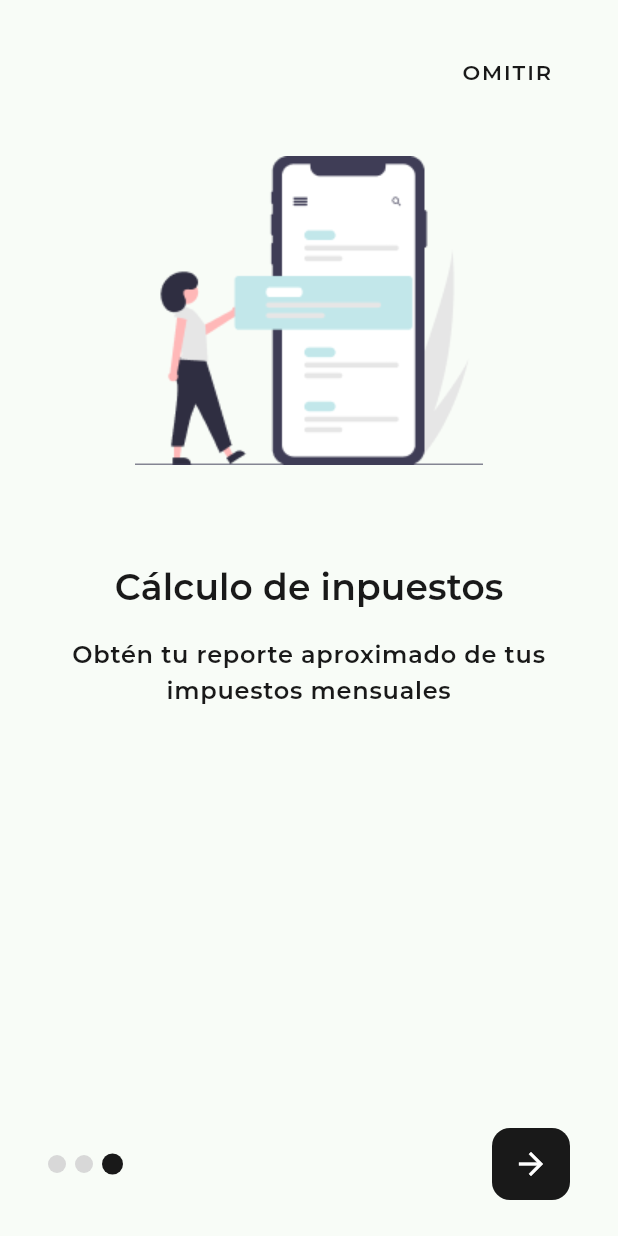
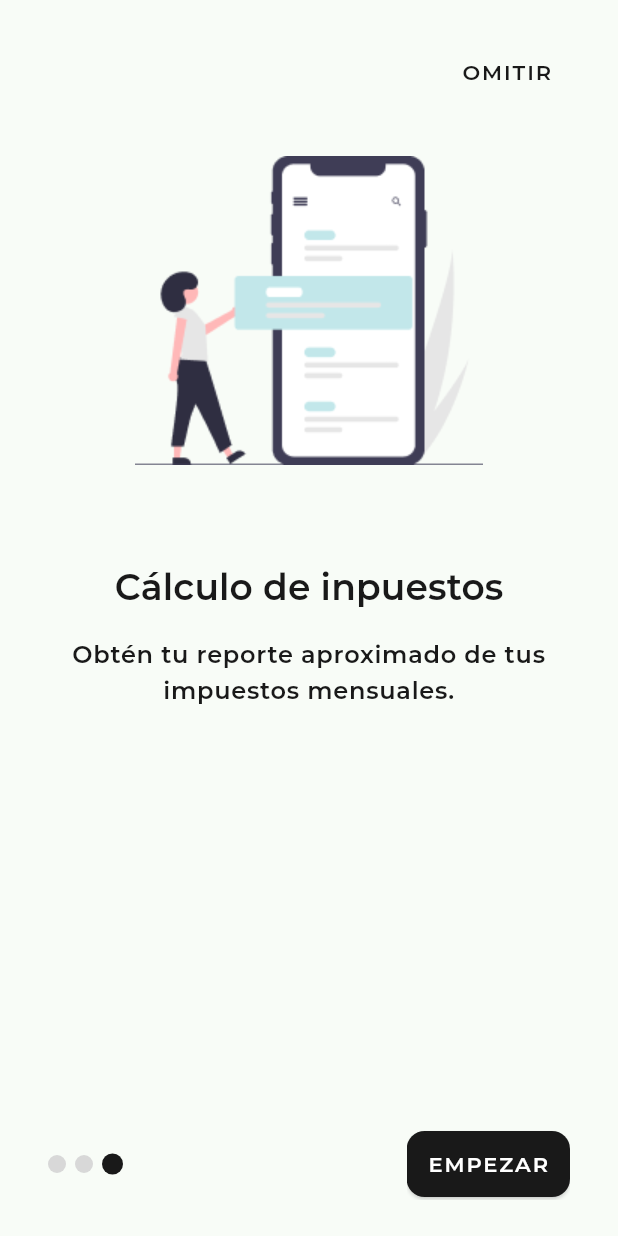
Before and after one commit to joshesp/cuentas_app, a Flutter app: the screen it shows after launch, swiped to page 3, on a phone screen of 412 x 824 dp. Run offline on Flutter 3.47's test engine with Material 3 defaults, Android fonts, the phone set to English and light mode, and no system bars; our stand-ins replace flutter_svg; project files that could hold a hidden picture were left out.

Commit message:
modelo de slide y modificaciones para la acciones de los botones de navegación del slider

```diff
--- /dev/null
+++ b/lib/common/widgets/slider/model/slide_model.dart
@@ -0,0 +1,11 @@
+class SlideModel {
+  final String image;
+  final String title;
+  final String description;
+
+  SlideModel({
+    required this.image,
+    required this.title,
+    required this.description,
+  });
+}
--- a/lib/common/widgets/slider/slider_widget.dart
+++ b/lib/common/widgets/slider/slider_widget.dart
@@ -4,12 +4,16 @@ import 'package:cuentas_app/config/theme/coolors.dart';
 import 'package:cuentas_app/config/theme/text_style_theme.dart';
 import 'package:flutter/material.dart';
 
+import 'model/slide_model.dart';
+
 class SliderWidget extends StatefulWidget {
-  final List<Map<String, String>> sliderItems;
+  final List<SlideModel> sliderItems;
+  final void Function() onActionEnd;
 
   const SliderWidget({
     super.key,
     required this.sliderItems,
+    required this.onActionEnd,
   });
 
   @override
@@ -18,7 +22,7 @@ class SliderWidget extends StatefulWidget {
 
 class _SliderWidgetState extends State<SliderWidget> {
   final pageControl = PageController();
-  int currentIndexSlide = 1;
+  int currentIndexSlide = 0;
 
   @override
   void dispose() {
@@ -34,9 +38,7 @@ class _SliderWidgetState extends State<SliderWidget> {
         Align(
           alignment: Alignment.topRight,
           child: TextButton(
-            onPressed: () {
-              // TODO: Redirect to login
-            },
+            onPressed: widget.onActionEnd,
             child: Text(
               'Omitir'.toUpperCase(),
               style: TextStyleTheme.buttonMedium.copyWith(
@@ -66,6 +68,7 @@ class _SliderWidgetState extends State<SliderWidget> {
           totalBullets: widget.sliderItems.length,
           bulletActive: currentIndexSlide,
           onNextSlide: onNextSlide,
+          onActionEnd: widget.onActionEnd,
         )
       ],
     );
@@ -84,17 +87,17 @@ class _SlideContent extends StatelessWidget {
     required this.slide,
   });
 
-  final Map<String, String> slide;
+  final SlideModel slide;
 
   @override
   Widget build(BuildContext context) {
     return Column(
       children: [
         const SizedBox(height: maxSpacing),
-        Image.asset(slide["image"]!),
+        Image.asset(slide.image),
         const SizedBox(height: 64),
         Text(
-          slide["title"]!,
+          slide.title,
           style: Theme.of(context).textTheme.titleSmall!.copyWith(
                 color: Coolors.dark,
                 fontWeight: FontWeight.w600,
@@ -102,7 +105,7 @@ class _SlideContent extends StatelessWidget {
         ),
         const SizedBox(height: minSpacing),
         Text(
-          slide["description"]!,
+          slide.description,
           style: Theme.of(context).textTheme.bodyLarge!.copyWith(
                 color: Coolors.dark,
               ),
@@ -117,11 +120,13 @@ class _SliderNavigation extends StatelessWidget {
   final int totalBullets;
   final int bulletActive;
   final void Function() onNextSlide;
+  final void Function() onActionEnd;
 
   const _SliderNavigation({
     required this.totalBullets,
     required this.bulletActive,
     required this.onNextSlide,
+    required this.onActionEnd,
   });
 
   @override
@@ -130,14 +135,34 @@ class _SliderNavigation extends StatelessWidget {
       children: [
         Row(
           children: List.generate(totalBullets, (index) {
-            return _BulletSlideControl(active: index == bulletActive);
+            return _BulletSlideControl(
+              active: index == bulletActive,
+            );
           }),
         ),
         const Spacer(),
-        IconButton.filled(
-          onPressed: onNextSlide,
-          icon: const Icon(Icons.arrow_forward),
-          style: basePrimaryBtnStyle,
+        AnimatedCrossFade(
+          firstChild: IconButton.filled(
+            onPressed: onNextSlide,
+            icon: const Icon(Icons.arrow_forward),
+            style: basePrimaryBtnStyle,
+          ),
+          secondChild: ElevatedButton(
+            onPressed: onActionEnd,
+            style: basePrimaryBtnStyle,
+            child: Text(
+              'Empezar'.toUpperCase(),
+              style: TextStyleTheme.buttonMedium.copyWith(
+                color: Colors.white,
+              ),
+            ),
+          ),
+          crossFadeState: totalBullets - 1 == bulletActive
+              ? CrossFadeState.showSecond
+              : CrossFadeState.showFirst,
+          duration: const Duration(
+            milliseconds: 200,
+          ),
         ),
       ],
     );
--- a/lib/common/widgets/widgets.dart
+++ b/lib/common/widgets/widgets.dart
@@ -1 +1,2 @@
+export './slider/model/slide_model.dart';
 export './slider/slider_widget.dart';
--- a/lib/config/constants/app_constants.dart
+++ b/lib/config/constants/app_constants.dart
@@ -18,22 +18,3 @@ const maxSpacing = 32.0;
 
 // Fonts
 const fontPrimary = 'Montserrat';
-
-// Slider intro text's
-const List<Map<String, String>> sliderIntro = [
-  {
-    "title": "Captura tu movimento",
-    "description": "Agrega tus ingreso y gastos de manera rápida y fácil.",
-    "image": "assets/images/slide-1.png"
-  },
-  {
-    "title": "Balance",
-    "description": "Observa y analiza el balance de tus ingresos diarios.",
-    "image": "assets/images/slide-2.png"
-  },
-  {
-    "title": "Cálculo de inpuestos",
-    "description": "Obtén tu reporte aproximado de tus impuestos mensuales",
-    "image": "assets/images/slide-3.png"
-  }
-];
--- /dev/null
+++ b/lib/config/constants/texts_constants.dart
@@ -0,0 +1,20 @@
+// Slider intro text's
+import 'package:cuentas_app/common/widgets/slider/model/slide_model.dart';
+
+List<SlideModel> sliderIntro = [
+  SlideModel(
+    image: "assets/images/slide-1.png",
+    title: "Captura tu movimento",
+    description: "Agrega tus ingreso y gastos de manera rápida y fácil.",
+  ),
+  SlideModel(
+    image: "assets/images/slide-2.png",
+    title: "Balance",
+    description: "Observa y analiza el balance de tus ingresos diarios.",
+  ),
+  SlideModel(
+    image: "assets/images/slide-3.png",
+    title: "Cálculo de inpuestos",
+    description: "Obtén tu reporte aproximado de tus impuestos mensuales.",
+  ),
+];
--- a/lib/presentation/views/slide_intro/slide_intro_view.dart
+++ b/lib/presentation/views/slide_intro/slide_intro_view.dart
@@ -1,5 +1,6 @@
 import 'package:cuentas_app/common/widgets/widgets.dart';
 import 'package:cuentas_app/config/constants/app_constants.dart';
+import 'package:cuentas_app/config/constants/texts_constants.dart';
 import 'package:cuentas_app/config/theme/coolors.dart';
 import 'package:flutter/material.dart';
 
@@ -8,16 +9,17 @@ class SlideIntroView extends StatelessWidget {
 
   @override
   Widget build(BuildContext context) {
-    return const Scaffold(
+    return Scaffold(
       backgroundColor: Coolors.light,
       body: SafeArea(
         child: Padding(
-          padding: EdgeInsets.symmetric(
+          padding: const EdgeInsets.symmetric(
             horizontal: maxSpacing,
             vertical: defaultSpacing,
           ),
           child: SliderWidget(
             sliderItems: sliderIntro,
+            onActionEnd: () {},
           ),
         ),
       ),
```
